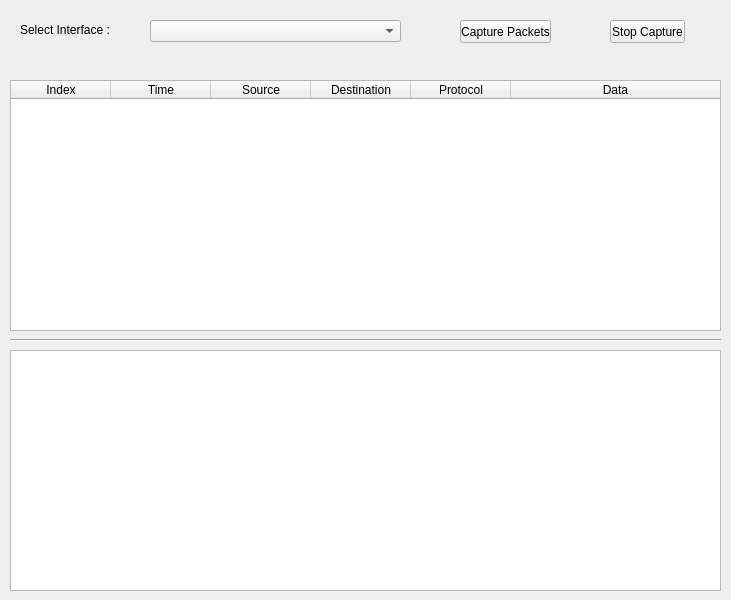
The window that Packet Analyzer/packetAnalyzer.ui (shashi28/nuts) describes before a commit, drawn with Qt 5.
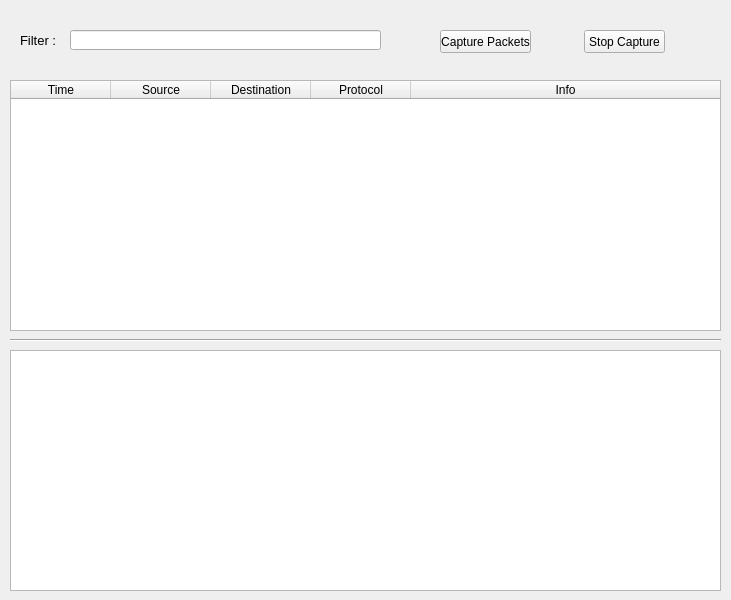
The same window after the commit.

Commit message: working on Packet Analyzer and Filter

What changed in the file:
```diff
--- a/Packet Analyzer/packetAnalyzer.ui
+++ b/Packet Analyzer/packetAnalyzer.ui
@@ -72,13 +72,8 @@
      <bool>true</bool>
     </attribute>
     <attribute name="verticalHeaderVisible">
-     <bool>false</bool>
+     <bool>true</bool>
     </attribute>
-    <column>
-     <property name="text">
-      <string>Index</string>
-     </property>
-    </column>
     <column>
      <property name="text">
       <string>Time</string>
@@ -101,41 +96,15 @@
     </column>
     <column>
      <property name="text">
-      <string>Data</string>
+      <string>Info</string>
      </property>
     </column>
    </widget>
-   <widget class="QComboBox" name="comboBox">
-    <property name="geometry">
-     <rect>
-      <x>150</x>
-      <y>20</y>
-      <width>251</width>
-      <height>22</height>
-     </rect>
-    </property>
-   </widget>
-   <widget class="QLabel" name="label">
-    <property name="geometry">
-     <rect>
-      <x>20</x>
-      <y>20</y>
-      <width>101</width>
-      <height>20</height>
-     </rect>
-    </property>
-    <property name="text">
-     <string>Select Interface :</string>
-    </property>
-    <property name="buddy">
-     <cstring>comboBox</cstring>
-    </property>
-   </widget>
    <widget class="QPushButton" name="captureBtn">
     <property name="geometry">
      <rect>
-      <x>460</x>
-      <y>20</y>
+      <x>440</x>
+      <y>30</y>
       <width>91</width>
       <height>23</height>
      </rect>
@@ -147,9 +116,9 @@
    <widget class="QPushButton" name="stopBtn">
     <property name="geometry">
      <rect>
-      <x>610</x>
-      <y>20</y>
-      <width>75</width>
+      <x>584</x>
+      <y>30</y>
+      <width>81</width>
       <height>23</height>
      </rect>
     </property>
@@ -186,6 +155,37 @@
      <set>Qt::LinksAccessibleByKeyboard|Qt::LinksAccessibleByMouse|Qt::TextBrowserInteraction|Qt::TextSelectableByKeyboard|Qt::TextSelectableByMouse</set>
     </property>
    </widget>
+   <widget class="QLabel" name="label">
+    <property name="geometry">
+     <rect>
+      <x>20</x>
+      <y>30</y>
+      <width>41</width>
+      <height>20</height>
+     </rect>
+    </property>
+    <property name="font">
+     <font>
+      <pointsize>10</pointsize>
+     </font>
+    </property>
+    <property name="text">
+     <string>Filter :</string>
+    </property>
+    <property name="buddy">
+     <cstring>filterLineEdit</cstring>
+    </property>
+   </widget>
+   <widget class="QLineEdit" name="filterLineEdit">
+    <property name="geometry">
+     <rect>
+      <x>70</x>
+      <y>30</y>
+      <width>311</width>
+      <height>20</height>
+     </rect>
+    </property>
+   </widget>
   </widget>
  </widget>
  <tabstops>
```
Left out of the diff: 4 changed lines with no effect on the pictures. The commit also changes 6 other files.
